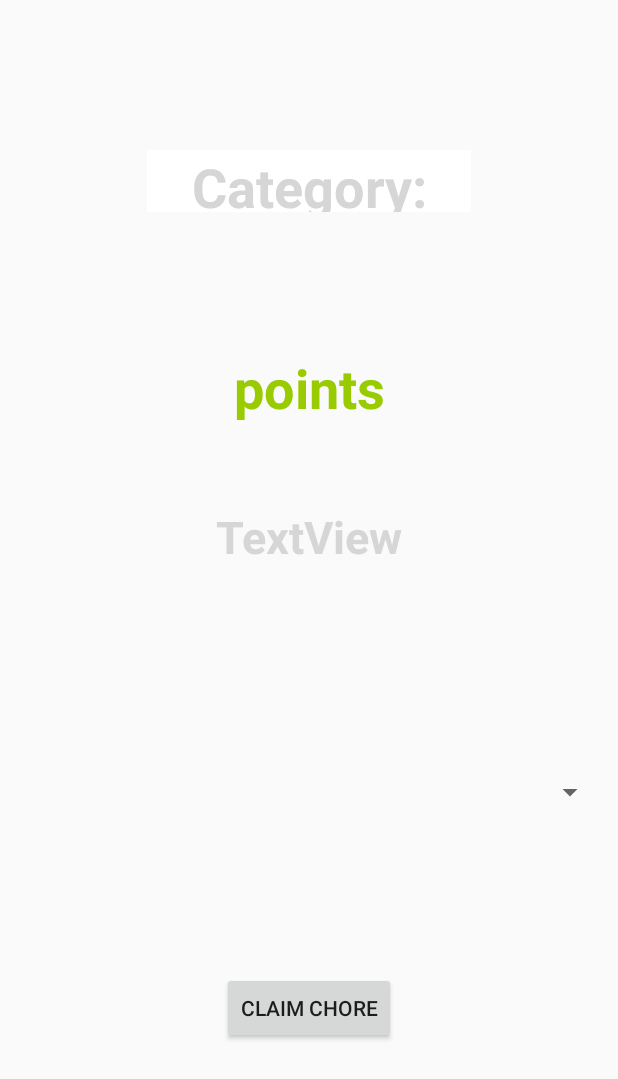
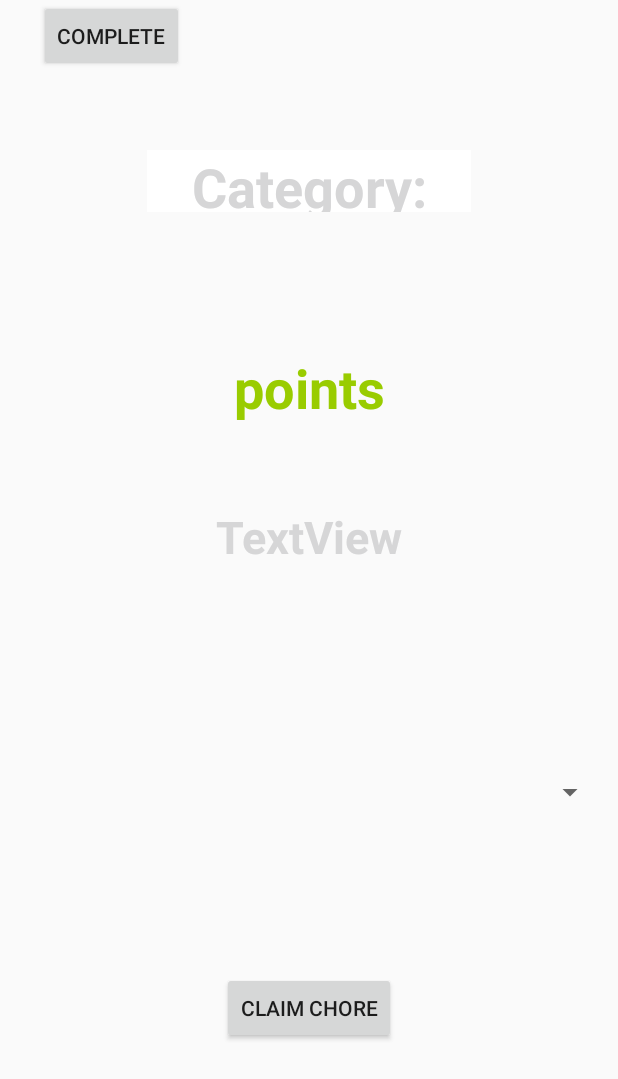
Before and after one commit to gustavojimenez41/ChoreKeeper, an Android app: the layout activity_assign_chore.xml on its own in the app's theme, with its tools: preview values and no code run, on a phone screen of 412 x 824 dp. Shown: the top 1079 px of the screen. Run offline under Robolectric (Android 15) with nearby library versions, the phone set to English and light mode, and no system bars.

Commit message:
complete chore

```diff
--- a/ChoreKeeper/app/src/main/java/com/example/gustavojimenez/chorekeeper/Assign_Reward.java
+++ b/ChoreKeeper/app/src/main/java/com/example/gustavojimenez/chorekeeper/Assign_Reward.java
@@ -86,7 +86,7 @@ public class Assign_Reward extends AppCompatActivity {
     {
 
         int rpoints = Integer.parseInt(rpointsInt);
-        //deciding now to leave the reward in the database because of time constraints
+
         //remove point value from the user
         //when the chore is completed, remove the chore from the database
         FirebaseUser user = FirebaseAuth.getInstance().getCurrentUser();
--- a/ChoreKeeper/app/src/main/java/com/example/gustavojimenez/fragments/AllChoresFragment.java
+++ b/ChoreKeeper/app/src/main/java/com/example/gustavojimenez/fragments/AllChoresFragment.java
@@ -93,7 +93,7 @@ public class AllChoresFragment extends Fragment {
                         //if not, ignore it
                         String chorehousecode = dataSnapshot.child("housecode").getValue(String.class);
 
-                        Log.e(TAG, "checking housecode: " + chorehousecode);
+                        //Log.e(TAG, "checking housecode: " + chorehousecode);
 
                         if(chorehousecode != null && chorehousecode.equals(housecode))
                         {
--- a/ChoreKeeper/app/src/main/res/layout/activity_assign_chore.xml
+++ b/ChoreKeeper/app/src/main/res/layout/activity_assign_chore.xml
@@ -91,5 +91,16 @@
         app:layout_constraintBottom_toBottomOf="parent"
         app:layout_constraintEnd_toEndOf="parent" />
 
+    <Button
+        android:id="@+id/completeChore"
+        android:layout_width="wrap_content"
+        android:layout_height="wrap_content"
+        android:layout_marginEnd="8dp"
+        android:layout_marginStart="8dp"
+        android:text="Complete"
+        app:layout_constraintEnd_toStartOf="@+id/claimChoreButton"
+        app:layout_constraintStart_toStartOf="parent"
+        tools:layout_editor_absoluteY="502dp" />
+
 
 </android.support.constraint.ConstraintLayout>
```
Also changed, not shown: ChoreKeeper/app/src/main/java/com/example/gustavojimenez/chorekeeper/AssignChore.java (+70 -1 lines), ChoreKeeper/app/src/main/java/com/example/gustavojimenez/chorekeeper/GlobalVar.java (+15 -0 lines).
